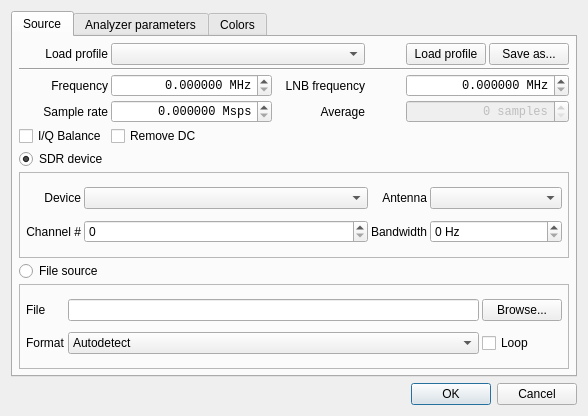
First picture: the form in ui/Config.ui, repository BatchDrake/SigDigger, before the edit.
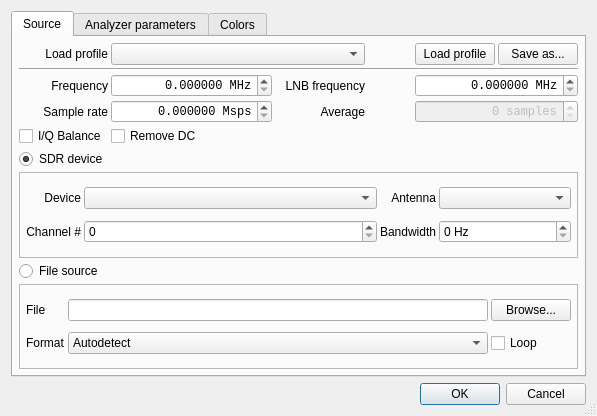
Second picture: the form after the edit. Custom widgets are drawn as their Qt base class.

Commit message: Disable maximize button in config dialog

What changed in the file:
```diff
--- a/ui/Config.ui
+++ b/ui/Config.ui
@@ -6,7 +6,7 @@
    <rect>
     <x>0</x>
     <y>0</y>
-    <width>588</width>
+    <width>597</width>
     <height>416</height>
    </rect>
   </property>
@@ -25,6 +25,9 @@
   <property name="windowTitle">
    <string>Settings</string>
   </property>
+  <property name="sizeGripEnabled">
+   <bool>true</bool>
+  </property>
   <layout class="QGridLayout" name="gridLayout_3">
    <item row="3" column="0">
     <widget class="QDialogButtonBox" name="buttonBox">
```
Left out of the diff: 2 changed lines with no effect on the pictures. The commit also changes 1 other file.
